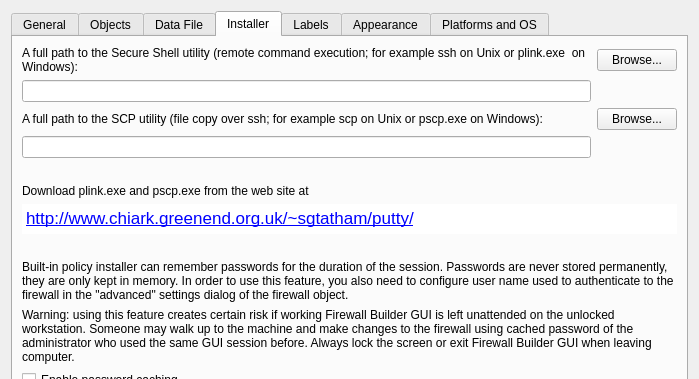
The window that src/gui/prefsdialog_q.ui (fwbuilder/fwbuilder) describes before a commit, drawn with Qt 5; both pictures show x 0 to 699 and y 0 to 379 of the 699 by 674 pixel window.
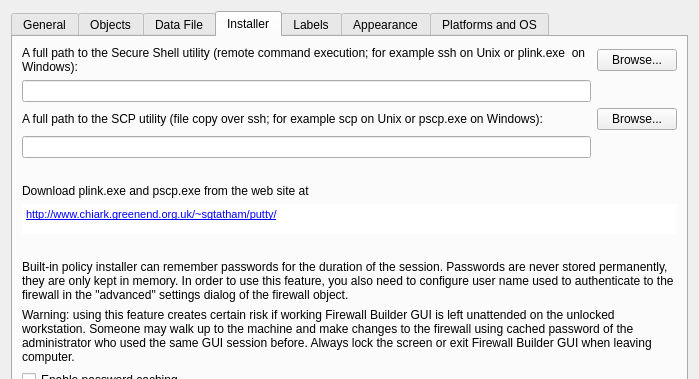
The same window after the commit. Icons and pictures are not drawn.

Commit message: adjust preferences dialog layout to avoid hige font on windows

What changed in the file:
```diff
--- a/src/gui/prefsdialog_q.ui
+++ b/src/gui/prefsdialog_q.ui
@@ -712,7 +712,7 @@
 &lt;html>&lt;head>&lt;meta name="qrichtext" content="1" />&lt;style type="text/css">
 p, li { white-space: pre-wrap; }
 &lt;/style>&lt;/head>&lt;body style=" font-family:'Lucida Grande'; font-size:13pt; font-weight:400; font-style:normal;">
-&lt;p style=" margin-top:0px; margin-bottom:0px; margin-left:0px; margin-right:0px; -qt-block-indent:0; text-indent:0px;">&lt;a href="http://www.chiark.greenend.org.uk/~sgtatham/putty/">&lt;span style=" text-decoration: underline; color:#0000ff;">http://www.chiark.greenend.org.uk/~sgtatham/putty/&lt;/span>&lt;/a>&lt;/p>&lt;/body>&lt;/html></string>
+&lt;p style=" margin-top:0px; margin-bottom:0px; margin-left:0px; margin-right:0px; -qt-block-indent:0; text-indent:0px; font-size:8pt;">&lt;a href="http://www.chiark.greenend.org.uk/~sgtatham/putty/">&lt;span style=" text-decoration: underline; color:#0000ff;">http://www.chiark.greenend.org.uk/~sgtatham/putty/&lt;/span>&lt;/a>&lt;/p>&lt;/body>&lt;/html></string>
             </property>
             <property name="acceptRichText" >
              <bool>false</bool>
```
Left out of the diff: 2 changed lines with no effect on the pictures.
